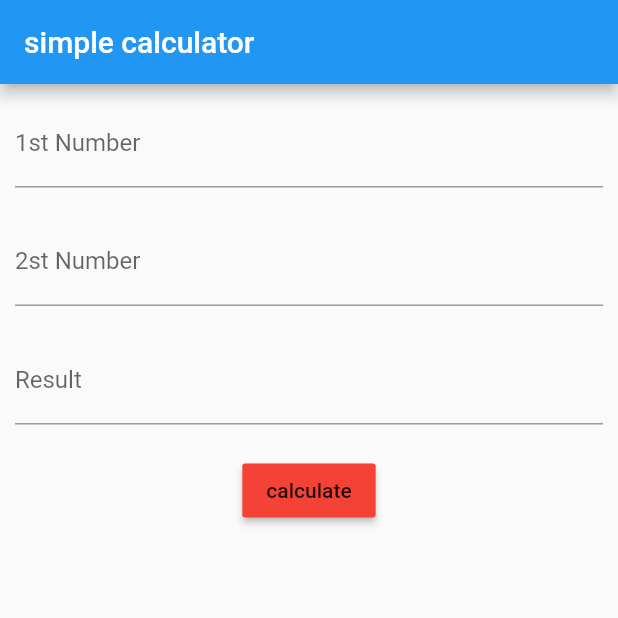
After one commit to theclassical-dev/flutter_firstapp, a Flutter app: the screen it shows after launch, after a tap on "calculate", on a phone screen of 412 x 824 dp, the top half of it. The commit adds this screen. Run offline on Flutter 3.47's test engine with Material 2 defaults, Android fonts, the phone set to English and light mode, and no system bars.

Commit message:
simple calculator done and secondmult

```diff
--- a/lib/main.dart
+++ b/lib/main.dart
@@ -1,6 +1,8 @@
 import 'package:flutter/material.dart';
-import 'package:firstapp/listview.dart';
-import 'package:firstapp/multiplication.dart';
+// import 'package:firstapp/listview.dart';
+// import 'package:firstapp/multiplication.dart';
+// import 'package:firstapp/secondmult.dart';
+import 'package:firstapp/simplecalculator.dart';
 
 void main() {
   runApp(MyApp());
@@ -28,7 +30,7 @@ class MyApp extends StatelessWidget {
         // closer together (more dense) than on mobile platforms.
         visualDensity: VisualDensity.adaptivePlatformDensity,
       ),
-      home: Multiplication(),
+      home: Simplecalcultor(),
     );
   }
 }
--- /dev/null
+++ b/lib/simplecalculator.dart
@@ -0,0 +1,61 @@
+import 'package:flutter/material.dart';
+
+class Simplecalcultor extends StatefulWidget {
+  @override
+  _SimplecalcultorState createState() => _SimplecalcultorState();
+}
+
+class _SimplecalcultorState extends State<Simplecalcultor> {
+  TextEditingController a1 = TextEditingController();
+  TextEditingController b1 = TextEditingController();
+  TextEditingController r1 = TextEditingController();
+  @override
+  Widget build(BuildContext context) {
+    return Scaffold(
+      appBar: AppBar(
+        title: Text("simple calculator"),
+      ),
+      body: SingleChildScrollView(
+        child: Column(
+          children: [
+            Padding(
+              padding: const EdgeInsets.all(10.0),
+              child: TextFormField(
+                controller: a1,
+                decoration: InputDecoration(labelText: "1st Number"),
+              ),
+            ),
+            Padding(
+              padding: const EdgeInsets.all(10.0),
+              child: TextFormField(
+                controller: b1,
+                decoration: InputDecoration(labelText: "2st Number"),
+              ),
+            ),
+            Padding(
+              padding: const EdgeInsets.all(10.0),
+              child: TextFormField(
+                controller: r1,
+                decoration: InputDecoration(labelText: "Result"),
+              ),
+            ),
+            Padding(
+              padding: const EdgeInsets.all(10.0),
+              child: MaterialButton(
+                child: Text("calculate"),
+                color: Colors.red,
+                onPressed: () {
+                  int xx = int.parse(a1.text) + int.parse(b1.text);
+                  r1.text = "$xx";
+
+                  a1.clear();
+                  b1.clear();
+                },
+              ),
+            ),
+          ],
+        ),
+      ),
+    );
+  }
+}
```
Also changed, not shown: lib/secondmult.dart (added, +41 -0 lines).
